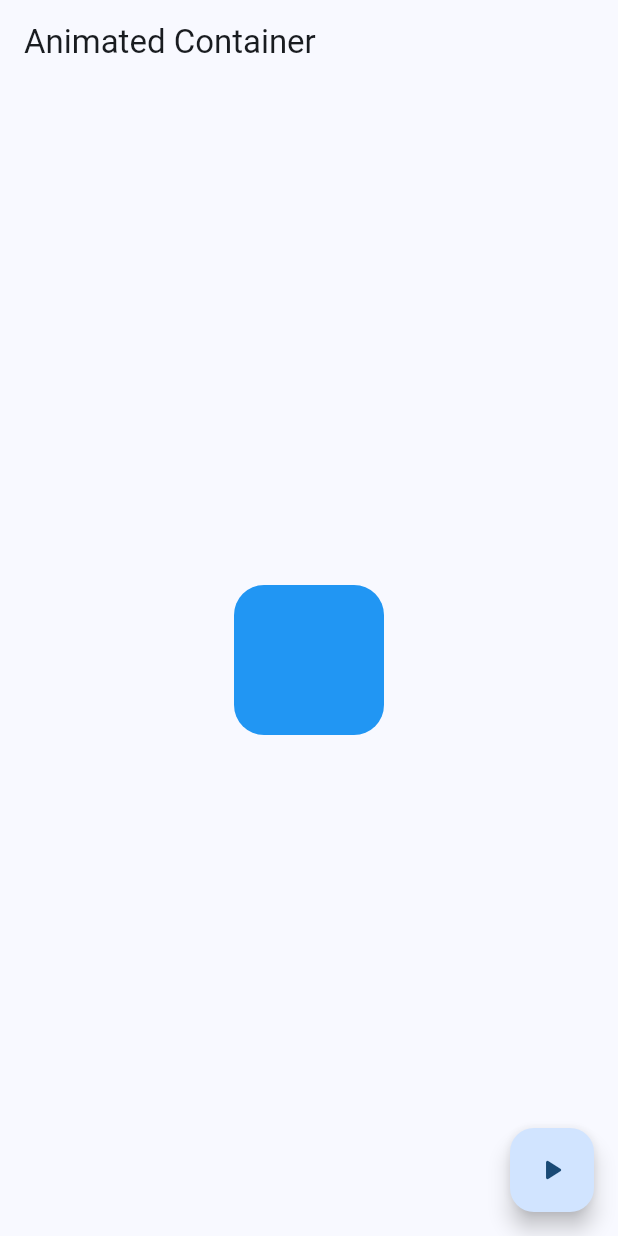
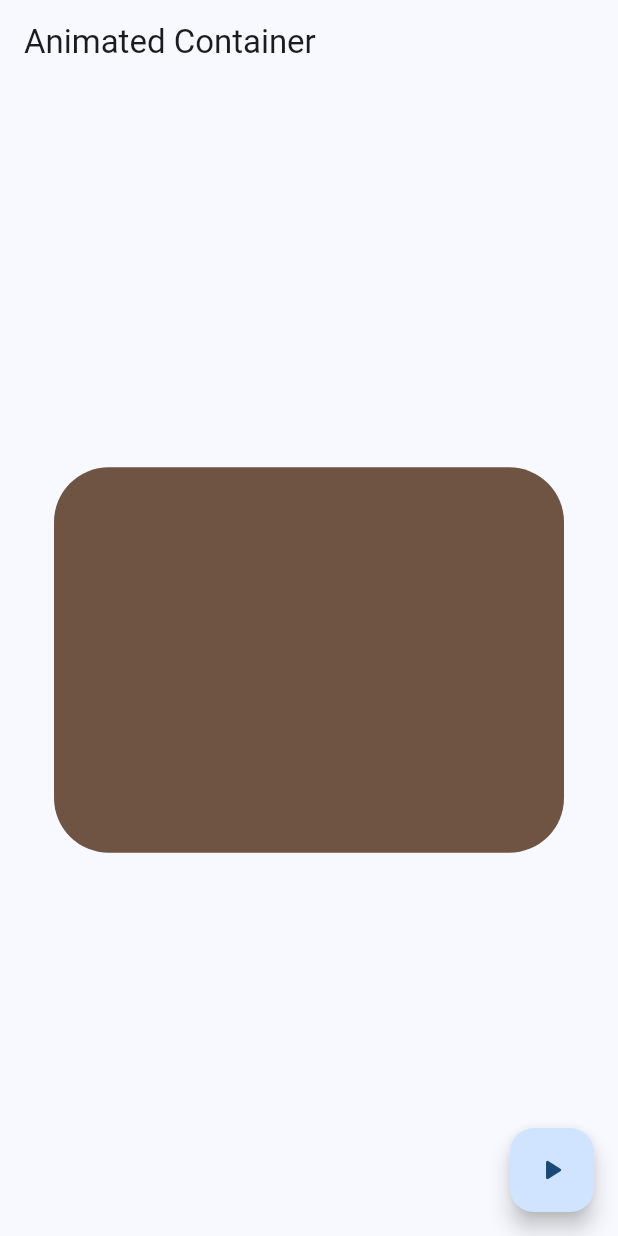
Before and after one commit to DiegoHCH/Widgets-App, a Flutter app: the AnimatedScreen screen opened by its route, after a tap on the "play arrow" icon, on a phone screen of 412 x 824 dp. Run offline on Flutter 3.47's test engine with Material 2 defaults, Android fonts, the phone set to English and light mode, and no system bars; our stand-ins replace go_router.

Commit message:
Finalizacion Animated Container

```diff
--- a/lib/presentation/screens/animated/animated_screen.dart
+++ b/lib/presentation/screens/animated/animated_screen.dart
@@ -1,31 +1,60 @@
 import 'package:flutter/material.dart';
+import 'dart:math' show Random;
 
-class AnimatedScreen extends StatelessWidget {
+class AnimatedScreen extends StatefulWidget {
 
   static const name = 'animated';
 
   const AnimatedScreen({super.key});
 
   @override
+  State<AnimatedScreen> createState() => _AnimatedScreenState();
+}
+
+class _AnimatedScreenState extends State<AnimatedScreen> {
+
+  double width = 50;
+  double height = 50;
+  Color color = Colors.indigo;
+  double borderRadius = 10.0;
+
+  void changeShape() {
+    final random = Random();
+
+    width = random.nextInt(300) + 120;
+    height = random.nextInt(300) + 120;
+    borderRadius = random.nextDouble() * 50;
+
+    color = Color.fromRGBO(
+      random.nextInt(255),
+      random.nextInt(255),
+      random.nextInt(255),
+      1,
+    );
+
+    setState(() {});
+  }
+
+  @override
   Widget build(BuildContext context) {
     return Scaffold(
       appBar: AppBar(
-        title: Text('Animated Container'),
+        title: const Text('Animated Container'),
       ),
       body: Center(
         child: AnimatedContainer(
           duration: const Duration(milliseconds: 400),
-          curve: Curves.easeOutCubic,
-          width: 100,
-          height: 100,
+          curve: Curves.elasticOut,
+          width: width <= 0 ? 0 : width,
+          height: height <= 0 ? 0 : height,
           decoration: BoxDecoration(
-            color: Colors.blue,
-            borderRadius: BorderRadius.circular(20)
+            color: color,
+            borderRadius: BorderRadius.circular(borderRadius <= 0 ? 0 : borderRadius)
           ),
         ),
       ),
       floatingActionButton: FloatingActionButton(
-        onPressed: (){},
+        onPressed: changeShape,
         child: const Icon(Icons.play_arrow_rounded),
       ),
     );
```
